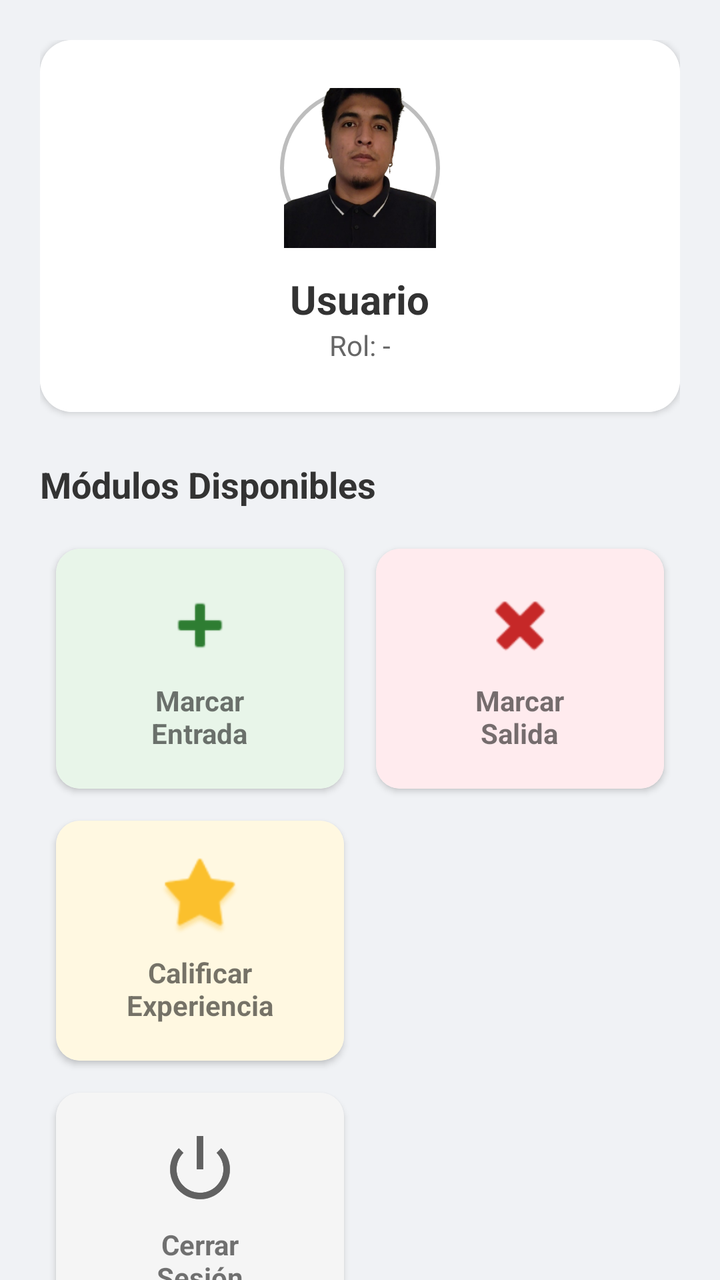
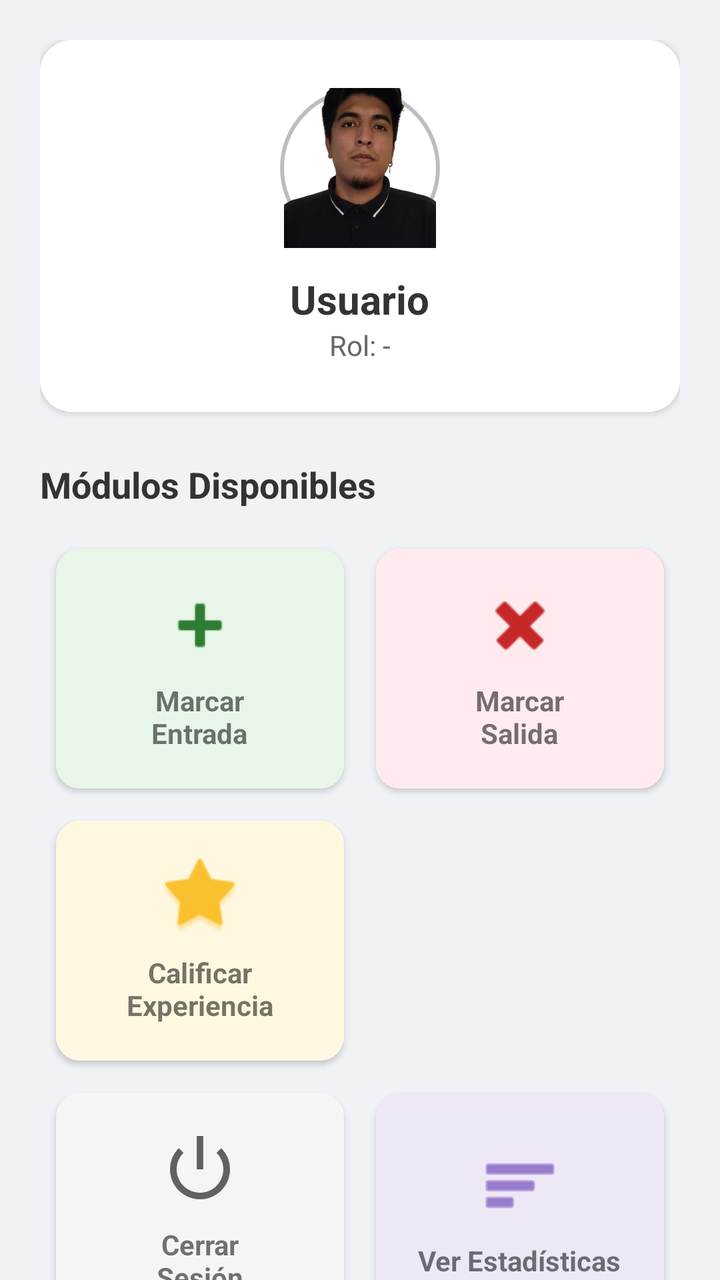

Screens rendered from an Android XML layout before and after an edit, with the pre-edit source and the edit as a unified diff.
<!-- AndroidManifest.xml: application theme Theme.Alden -->
<!-- res/layout/activity_registro.xml -->
<?xml version="1.0" encoding="utf-8"?>
<androidx.core.widget.NestedScrollView xmlns:android="http://schemas.android.com/apk/res/android"
    xmlns:app="http://schemas.android.com/apk/res-auto"
    android:layout_width="match_parent"
    android:layout_height="match_parent"
    android:background="#F0F2F5"
    android:fillViewport="true">

    <LinearLayout
        android:layout_width="match_parent"
        android:layout_height="wrap_content"
        android:orientation="vertical"
        android:padding="20dp">

        <androidx.cardview.widget.CardView
            android:layout_width="match_parent"
            android:layout_height="wrap_content"
            app:cardCornerRadius="16dp"
            app:cardElevation="2dp"
            android:layout_marginBottom="24dp">

            <LinearLayout
                android:layout_width="match_parent"
                android:layout_height="wrap_content"
                android:orientation="vertical"
                android:gravity="center"
                android:background="@android:color/white"
                android:padding="24dp">

                <ImageView
                    android:id="@+id/imgUserPhoto"
                    android:layout_width="80dp"
                    android:layout_height="80dp"
                    android:src="@drawable/aldair"
                    android:background="@drawable/bg_avatar_circle"
                    android:padding="2dp"
                    android:scaleType="centerCrop"/>

                <TextView
                    android:id="@+id/tvUserName"
                    android:layout_width="wrap_content"
                    android:layout_height="wrap_content"
                    android:text="Usuario"
                    android:textSize="20sp"
                    android:textStyle="bold"
                    android:layout_marginTop="12dp"
                    android:textColor="#333"/>

                <TextView
                    android:id="@+id/tvHeader"
                    android:layout_width="wrap_content"
                    android:layout_height="wrap_content"
                    android:text="Rol: -"
                    android:textSize="14sp"
                    android:textColor="#666"/>
            </LinearLayout>
        </androidx.cardview.widget.CardView>

        <TextView
            android:layout_width="wrap_content"
            android:layout_height="wrap_content"
            android:text="Módulos Disponibles"
            android:textStyle="bold"
            android:textSize="18sp"
            android:layout_marginBottom="12dp"
            android:textColor="#333"/>

        <GridLayout
            android:layout_width="match_parent"
            android:layout_height="wrap_content"
            android:columnCount="2"
            android:rowCount="3"
            android:alignmentMode="alignMargins">

            <androidx.cardview.widget.CardView
                android:id="@+id/cardEntrada"
                android:layout_width="0dp"
                android:layout_height="wrap_content"
                android:layout_columnWeight="1"
                android:layout_margin="8dp"
                app:cardCornerRadius="12dp"
                app:cardElevation="2dp">
                <LinearLayout
                    android:layout_width="match_parent"
                    android:layout_height="120dp"
                    android:gravity="center"
                    android:orientation="vertical"
                    android:background="#E8F5E9">
                    <ImageView android:layout_width="40dp" android:layout_height="40dp"
                        android:src="@android:drawable/ic_input_add" app:tint="#2E7D32"/>
                    <TextView android:layout_width="wrap_content" android:layout_height="wrap_content"
                        android:text="Marcar\nEntrada" android:textAlignment="center" android:textStyle="bold" android:layout_marginTop="8dp"/>
                </LinearLayout>
            </androidx.cardview.widget.CardView>

            <androidx.cardview.widget.CardView
                android:id="@+id/cardSalida"
                android:layout_width="0dp"
                android:layout_height="wrap_content"
                android:layout_columnWeight="1"
                android:layout_margin="8dp"
                app:cardCornerRadius="12dp"
                app:cardElevation="2dp">
                <LinearLayout
                    android:layout_width="match_parent"
                    android:layout_height="120dp"
                    android:gravity="center"
                    android:orientation="vertical"
                    android:background="#FFEBEE">
                    <ImageView android:layout_width="40dp" android:layout_height="40dp"
                        android:src="@android:drawable/ic_delete" app:tint="#C62828"/>
                    <TextView android:layout_width="wrap_content" android:layout_height="wrap_content"
                        android:text="Marcar\nSalida" android:textAlignment="center" android:textStyle="bold" android:layout_marginTop="8dp"/>
                </LinearLayout>
            </androidx.cardview.widget.CardView>

            <androidx.cardview.widget.CardView
                android:id="@+id/cardRate"
                android:layout_width="0dp"
                android:layout_height="wrap_content"
                android:layout_columnWeight="1"
                android:layout_margin="8dp"
                app:cardCornerRadius="12dp"
                app:cardElevation="2dp">
                <LinearLayout
                    android:layout_width="match_parent"
                    android:layout_height="120dp"
                    android:gravity="center"
                    android:orientation="vertical"
                    android:background="#FFF8E1">
                    <ImageView android:layout_width="40dp" android:layout_height="40dp"
                        android:src="@android:drawable/star_big_on" app:tint="#FBC02D"/>
                    <TextView android:layout_width="wrap_content" android:layout_height="wrap_content"
                        android:text="Calificar\nExperiencia" android:textAlignment="center" android:textStyle="bold" android:layout_marginTop="8dp"/>
                </LinearLayout>
            </androidx.cardview.widget.CardView>

            <androidx.cardview.widget.CardView
                android:id="@+id/cardAdminRatings"
                android:layout_width="0dp"
                android:layout_height="wrap_content"
                android:layout_columnWeight="1"
                android:layout_margin="8dp"
                android:visibility="gone"
                app:cardCornerRadius="12dp"
                app:cardElevation="2dp">
                <LinearLayout
                    android:layout_width="match_parent"
                    android:layout_height="120dp"
                    android:gravity="center"
                    android:orientation="vertical"
                    android:background="#E1F5FE">
                    <ImageView android:layout_width="40dp" android:layout_height="40dp"
                        android:src="@android:drawable/ic_menu_sort_by_size" app:tint="#0277BD"/>
                    <TextView android:layout_width="wrap_content" android:layout_height="wrap_content"
                        android:text="Ver Reporte\nRatings" android:textAlignment="center" android:textStyle="bold" android:layout_marginTop="8dp"/>
                </LinearLayout>
            </androidx.cardview.widget.CardView>

            <androidx.cardview.widget.CardView
                android:id="@+id/cardLogout"
                android:layout_width="0dp"
                android:layout_height="wrap_content"
                android:layout_columnWeight="1"
                android:layout_margin="8dp"
                app:cardCornerRadius="12dp"
                app:cardElevation="2dp">
                <LinearLayout
                    android:layout_width="match_parent"
                    android:layout_height="120dp"
                    android:gravity="center"
                    android:orientation="vertical"
                    android:background="#F5F5F5">
                    <ImageView android:layout_width="40dp" android:layout_height="40dp"
                        android:src="@android:drawable/ic_lock_power_off" app:tint="#616161"/>
                    <TextView android:layout_width="wrap_content" android:layout_height="wrap_content"
                        android:text="Cerrar\nSesión" android:textAlignment="center" android:textStyle="bold" android:layout_marginTop="8dp"/>
                </LinearLayout>
            </androidx.cardview.widget.CardView>
        </GridLayout>


        <androidx.cardview.widget.CardView
            android:layout_width="match_parent"
            android:layout_height="wrap_content"
            android:layout_marginTop="24dp"
            android:layout_marginBottom="24dp"
            app:cardCornerRadius="16dp"
            app:cardElevation="2dp">

            <LinearLayout
                android:layout_width="match_parent"
                android:layout_height="wrap_content"
                android:orientation="vertical"
                android:padding="20dp"
                android:background="@android:color/white">

                <TextView
                    android:id="@+id/tvRegistrosTitle"
                    android:layout_width="wrap_content"
                    android:layout_height="wrap_content"
                    android:text="Historial de Asistencia"
                    android:textStyle="bold"
                    android:textSize="18sp"
                    android:textColor="#333"
                    android:layout_marginBottom="12dp"/>

                <LinearLayout
                    android:id="@+id/layoutUserControls"
                    android:layout_width="match_parent"
                    android:layout_height="wrap_content"
                    android:orientation="vertical"
                    android:layout_marginBottom="12dp">

                    <TextView
                        android:id="@+id/tvEstado"
                        android:layout_width="wrap_content"
                        android:layout_height="wrap_content"
                        android:text="Estado: -"
                        android:textColor="#666"
                        android:layout_marginBottom="8dp"/>

                    <androidx.appcompat.widget.SwitchCompat
                        android:id="@+id/swZona"
                        android:layout_width="wrap_content"
                        android:layout_height="wrap_content"
                        android:text="Simular Zona" />

                    <View
                        android:layout_width="match_parent"
                        android:layout_height="1dp"
                        android:background="#EEEEEE"
                        android:layout_marginTop="12dp"
                        android:layout_marginBottom="4dp"/>
                </LinearLayout>

                <androidx.recyclerview.widget.RecyclerView
                    android:id="@+id/rvRegistros"
                    android:layout_width="match_parent"
                    android:layout_height="wrap_content"
                    android:nestedScrollingEnabled="false"/>

            </LinearLayout>
        </androidx.cardview.widget.CardView>

    </LinearLayout>
</androidx.core.widget.NestedScrollView>
<!-- resources referenced by this layout -->
<resources>
  <!-- drawable aldair: png bitmap (drawable, 190165 bytes) -->
  <!-- drawable bg_avatar_circle (drawable) -->
  <?xml version="1.0" encoding="utf-8"?>
  <shape xmlns:android="http://schemas.android.com/apk/res/android"
      android:shape="oval">
      <solid android:color="#FFFFFF" />
  
      <stroke
          android:width="2dp"
          android:color="#BDBDBD" />
  
      <padding
          android:left="2dp"
          android:top="2dp"
          android:right="2dp"
          android:bottom="2dp" />
  </shape>
  <style name="Theme.Alden" parent="Theme.MaterialComponents.DayNight.DarkActionBar">
          
          <item name="colorPrimary">@color/purple_500</item>
          <item name="colorPrimaryVariant">@color/purple_700</item>
          <item name="colorOnPrimary">@color/white</item>
          
          <item name="colorSecondary">@color/teal_200</item>
          <item name="colorSecondaryVariant">@color/teal_700</item>
          <item name="colorOnSecondary">@color/black</item>
          
          <item name="android:statusBarColor" tools:targetApi="l">?attr/colorPrimaryVariant</item>
          
      </style>
  <color name="purple_500">#FF6200EE</color>
  <color name="purple_700">#FF3700B3</color>
  <color name="white">#FFFFFFFF</color>
  <color name="teal_200">#FF03DAC5</color>
  <color name="teal_700">#FF018786</color>
  <color name="black">#FF000000</color>
</resources>

<!-- the commit's change to res/layout/activity_registro.xml (unified diff, before → after) -->
@@ -177,6 +177,40 @@
                         android:text="Cerrar\nSesión" android:textAlignment="center" android:textStyle="bold" android:layout_marginTop="8dp"/>
                 </LinearLayout>
             </androidx.cardview.widget.CardView>
+
+            <androidx.cardview.widget.CardView
+                android:id="@+id/cardCharts"
+                android:layout_width="0dp"
+                android:layout_height="wrap_content"
+                android:layout_columnWeight="1"
+                android:layout_margin="8dp"
+                app:cardCornerRadius="12dp"
+                app:cardElevation="2dp">
+
+                <LinearLayout
+                    android:layout_width="match_parent"
+                    android:layout_height="120dp"
+                    android:gravity="center"
+                    android:orientation="vertical"
+                    android:background="#EDE7F6">
+
+                    <ImageView
+                        android:layout_width="40dp"
+                        android:layout_height="40dp"
+                        android:src="@android:drawable/ic_menu_sort_by_size"
+                        app:tint="#5E35B1" />
+
+                    <TextView
+                        android:layout_width="wrap_content"
+                        android:layout_height="wrap_content"
+                        android:text="Ver Estadísticas"
+                        android:textAlignment="center"
+                        android:textStyle="bold"
+                        android:layout_marginTop="8dp" />
+                </LinearLayout>
+            </androidx.cardview.widget.CardView>
+
+
         </GridLayout>
 
 
